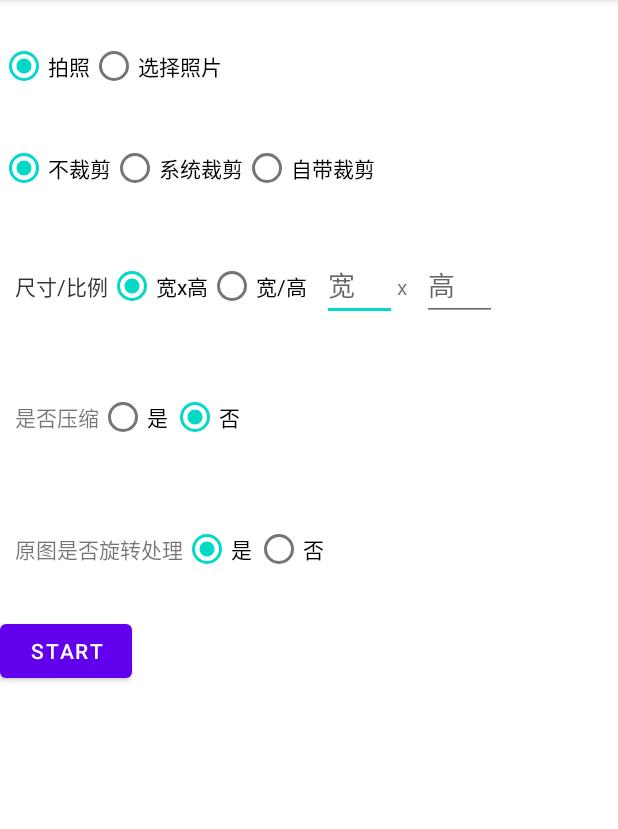
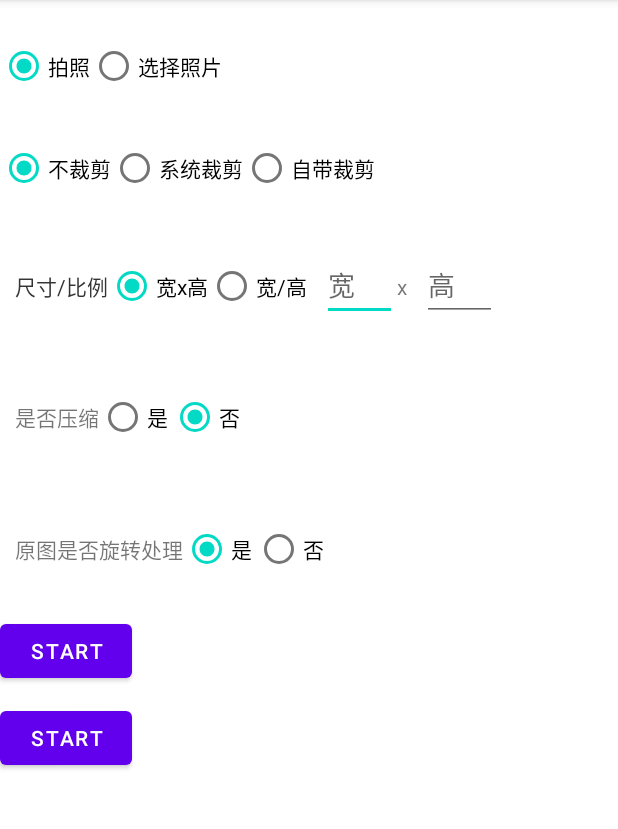
Before and after one commit to GuoPuWen/MyGraduationDesign, an Android app: the screen it shows after launch (MainActivity), on a phone screen of 412 x 824 dp, the part 84-913 px from its top. Run offline under Robolectric (Android 15) with nearby library versions, the phone set to English and light mode, and no system bars; pictures from the network do not load.

Commit message:
英文识别

```diff
--- a/app/src/main/AndroidManifest.xml
+++ b/app/src/main/AndroidManifest.xml
@@ -2,6 +2,10 @@
 <manifest xmlns:android="http://schemas.android.com/apk/res/android"
     package="com.example.opencvdemo">
     <uses-permission android:name="android.permission.READ_EXTERNAL_STORAGE"/>
+    <uses-permission android:name="android.permission.WRITE_EXTERNAL_STORAGE" />
+<!--    <uses-permission-->
+<!--        android:name="android.permission.MOUNT_UNMOUNT_FILESYSTEMS"-->
+<!--        tools:ignore="ProtectedPermissions" />-->
     <application
         android:allowBackup="true"
         android:icon="@mipmap/ic_launcher"
@@ -9,6 +13,7 @@
         android:roundIcon="@mipmap/ic_launcher_round"
         android:supportsRtl="true"
         android:theme="@style/Theme.OpenCVDemo">
+        <activity android:name=".ResActivity"></activity>
         <activity android:name=".MainActivity">
             <intent-filter>
                 <action android:name="android.intent.action.MAIN" />
--- a/app/src/main/java/com/example/opencvdemo/MainActivity.java
+++ b/app/src/main/java/com/example/opencvdemo/MainActivity.java
@@ -56,6 +56,10 @@ public class MainActivity extends AppCompatActivity {
     private EditText outputY;           //宽
     private ImageView photoIv;          //最后显示图片
 
+    private Button ocr;
+
+    private Uri uri = null;
+
 
 
     private RadioButton take_photo_btn;     // 拍照
@@ -79,6 +83,8 @@ public class MainActivity extends AppCompatActivity {
 
         photoManager = UTakePhoto.with(this);
         cropBuilder = new CropOptions.Builder();    //裁剪选项
+
+        ocr = findViewById(R.id.ocr);
     }
 
 
@@ -200,7 +206,8 @@ public class MainActivity extends AppCompatActivity {
                 @Override
                 public void takeSuccess(List<Uri> uriList) {
                     if (uriList != null) {
-                        photoIv.setImageURI(uriList.get(0));
+                        uri = uriList.get(0);
+                        photoIv.setImageURI(uri);
                     }
                 }
 
@@ -219,6 +226,15 @@ public class MainActivity extends AppCompatActivity {
         });
 
 
+        ocr.setOnClickListener((v) -> {
+            if(uri != null) {
+                Intent intent = new Intent(MainActivity.this,ResActivity.class);
+                intent.putExtra("uri",uri);
+                startActivity(intent);
+            }
+
+        });
+
 
     }
 }
--- a/app/src/main/res/layout/activity_main.xml
+++ b/app/src/main/res/layout/activity_main.xml
@@ -174,6 +174,18 @@
         app:layout_constraintStart_toStartOf="parent"
         app:layout_constraintTop_toBottomOf="@+id/photoIv" />
 
+    <Button
+        android:id="@+id/ocr"
+        android:layout_width="wrap_content"
+        android:layout_height="wrap_content"
+        android:layout_marginTop="10dp"
+        android:text="start"
+        app:layout_constraintEnd_toEndOf="parent"
+        app:layout_constraintHorizontal_bias="0.5"
+        app:layout_constraintStart_toStartOf="parent"
+        app:layout_constraintTop_toBottomOf="@+id/photoIv" />
+
+
     <ImageView
         android:id="@+id/photoIv"
         android:layout_width="match_parent"
```
Also changed, not shown: app/src/main/java/com/example/opencvdemo/NaturalSceneOCR.java (+13 -6 lines), app/src/main/java/com/example/opencvdemo/ResActivity.java (added, +63 -0 lines), app/src/main/res/layout/activity_result.xml (added, +48 -0 lines), 1 other file.
